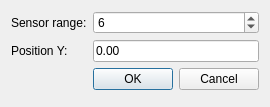
Old version of the form scripts/SmartBuilding/SensorsWidget/SensorsWidget.ui in the repository andreaciri/qcad.
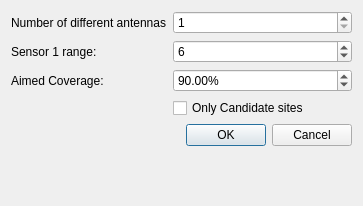
New version of the form.

Commit message: Window that manage sensors settings improvements

```diff
--- a/scripts/SmartBuilding/SensorsWidget/SensorsWidget.ui
+++ b/scripts/SmartBuilding/SensorsWidget/SensorsWidget.ui
@@ -6,43 +6,49 @@
    <rect>
     <x>0</x>
     <y>0</y>
-    <width>269</width>
-    <height>107</height>
+    <width>363</width>
+    <height>206</height>
    </rect>
   </property>
   <property name="windowTitle">
    <string>Enter Position</string>
   </property>
   <layout class="QFormLayout" name="formLayout">
-   <item row="0" column="0">
-    <widget class="QLabel" name="label">
-     <property name="text">
-      <string>Sensor range:</string>
-     </property>
-    </widget>
-   </item>
    <item row="1" column="0">
-    <widget class="QLabel" name="label_2">
+    <widget class="QLabel" name="label">
      <property name="text">
-      <string>Position Y:</string>
+      <string>Sensor 1 range:</string>
      </property>
     </widget>
    </item>
    <item row="1" column="1">
-    <widget class="QLineEdit" name="PositionY">
-     <property name="text">
-      <string>0.00</string>
-     </property>
-    </widget>
-   </item>
-   <item row="0" column="1">
     <widget class="QSpinBox" name="SensorRange">
+     <property name="minimum">
+      <number>1</number>
+     </property>
+     <property name="maximum">
+      <number>200</number>
+     </property>
      <property name="value">
       <number>6</number>
      </property>
     </widget>
    </item>
-   <item row="2" column="1">
+   <item row="2" column="0">
+    <widget class="QLabel" name="label_2">
+     <property name="text">
+      <string>Aimed Coverage:</string>
+     </property>
+    </widget>
+   </item>
+   <item row="4" column="1">
+    <widget class="QCheckBox" name="checkBox">
+     <property name="text">
+      <string>Only Candidate sites</string>
+     </property>
+    </widget>
+   </item>
+   <item row="5" column="1">
     <widget class="QDialogButtonBox" name="buttonBox">
      <property name="orientation">
       <enum>Qt::Horizontal</enum>
@@ -52,6 +58,33 @@
      </property>
     </widget>
    </item>
+   <item row="0" column="1">
+    <widget class="QSpinBox" name="spinBox">
+     <property name="minimum">
+      <number>1</number>
+     </property>
+     <property name="maximum">
+      <number>3</number>
+     </property>
+    </widget>
+   </item>
+   <item row="0" column="0">
+    <widget class="QLabel" name="label_3">
+     <property name="text">
+      <string>Number of different antennas</string>
+     </property>
+    </widget>
+   </item>
+   <item row="2" column="1">
+    <widget class="QDoubleSpinBox" name="doubleSpinBox">
+     <property name="suffix">
+      <string>%</string>
+     </property>
+     <property name="value">
+      <double>90.000000000000000</double>
+     </property>
+    </widget>
+   </item>
   </layout>
  </widget>
  <resources/>
```
